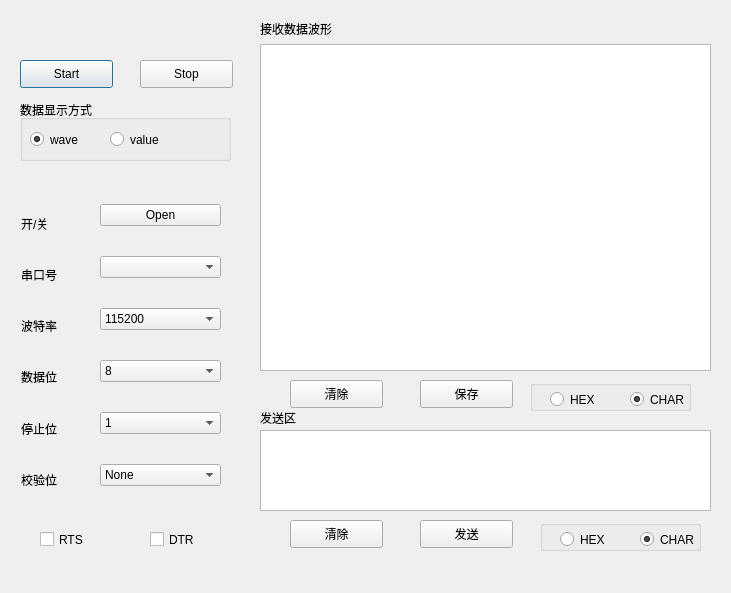
First picture: the form in Scripts/QtProject/demo.ui, repository siyouluo/SoundCollector, before the edit.
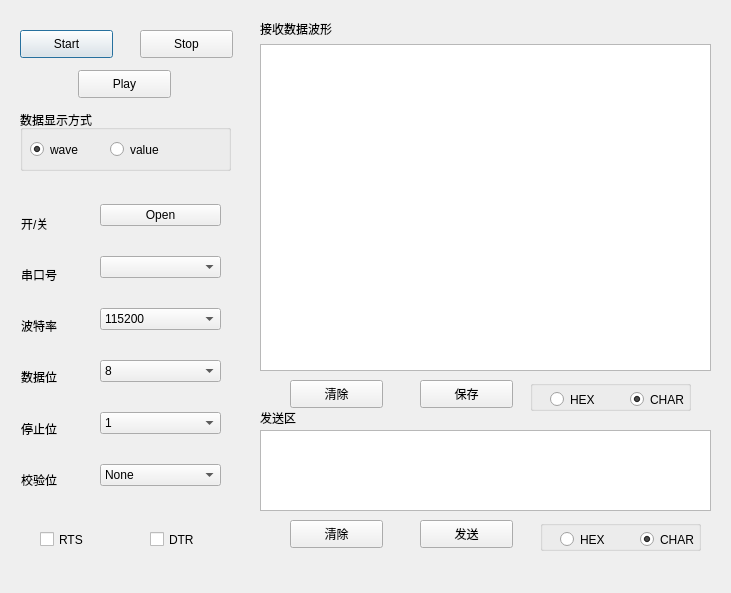
Second picture: the form after the edit. Custom widgets are drawn as their Qt base class.

Diff of the .ui file:
```diff
--- a/Scripts/QtProject/demo.ui
+++ b/Scripts/QtProject/demo.ui
@@ -18,7 +18,7 @@
    <property name="geometry">
     <rect>
      <x>20</x>
-     <y>60</y>
+     <y>30</y>
      <width>93</width>
      <height>28</height>
     </rect>
@@ -31,7 +31,7 @@
    <property name="geometry">
     <rect>
      <x>140</x>
-     <y>60</y>
+     <y>30</y>
      <width>93</width>
      <height>28</height>
     </rect>
@@ -44,7 +44,7 @@
    <property name="geometry">
     <rect>
      <x>20</x>
-     <y>100</y>
+     <y>110</y>
      <width>211</width>
      <height>61</height>
     </rect>
@@ -295,7 +295,7 @@
     </widget>
    </widget>
    <widget class="QWidget" name="page_2">
-    <widget class="QWidget" name="">
+    <widget class="QWidget" name="layoutWidget">
      <property name="geometry">
       <rect>
        <x>0</x>
@@ -386,7 +386,7 @@
     <string>发送区</string>
    </property>
   </widget>
-  <widget class="QWidget" name="">
+  <widget class="QWidget" name="layoutWidget">
    <property name="geometry">
     <rect>
      <x>100</x>
@@ -504,6 +504,19 @@
     </item>
    </layout>
   </widget>
+  <widget class="QPushButton" name="PlayButton">
+   <property name="geometry">
+    <rect>
+     <x>78</x>
+     <y>70</y>
+     <width>93</width>
+     <height>28</height>
+    </rect>
+   </property>
+   <property name="text">
+    <string>Play</string>
+   </property>
+  </widget>
  </widget>
  <customwidgets>
   <customwidget>
```
